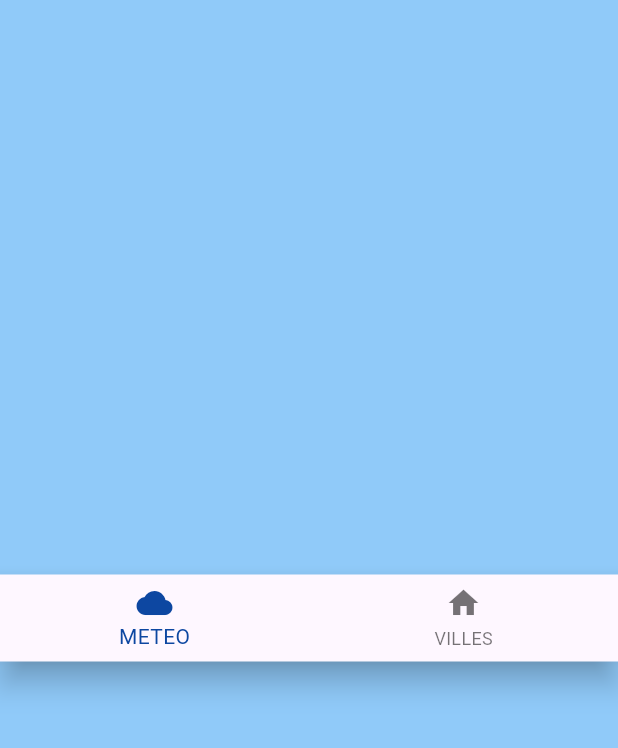
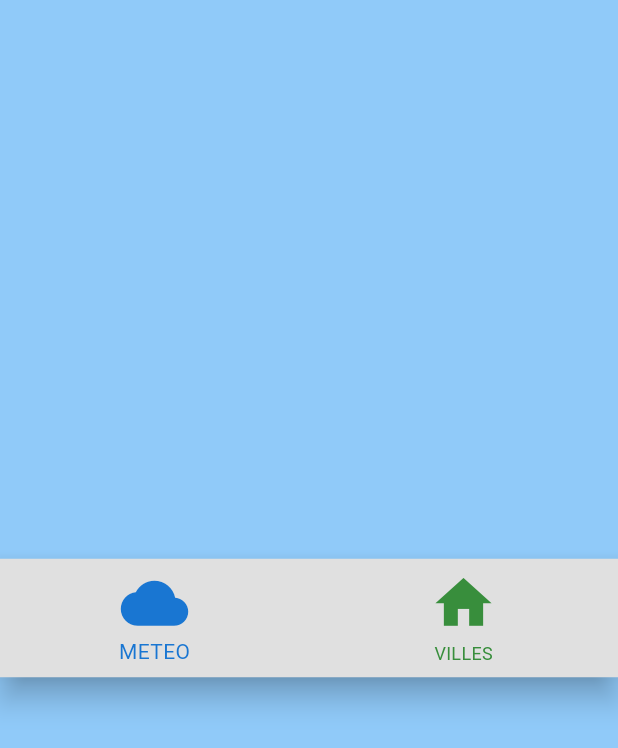
Before and after one commit to Wheenyny/applicationmeteogroupecbut2, a Flutter app: the screen it shows after launch, on a phone screen of 412 x 824 dp. Shown: the top 748 px of the screen. Run offline on Flutter 3.47's test engine with Material 3 defaults, Android fonts, the phone set to English and light mode, and no system bars.

Commit message:
Ajout de nouveau fichiers

```diff
--- a/lib/route/menu/menu_route.dart
+++ b/lib/route/menu/menu_route.dart
@@ -17,6 +17,10 @@ class MenuRoute extends StatelessWidget {
 
         children: [
           BottomNavigationBar(
+            backgroundColor: Colors.grey.shade300,
+            iconSize: 45,
+            fixedColor: Colors.blue.shade700,
+            unselectedItemColor: Colors.green.shade700,
             items: const <BottomNavigationBarItem>[
 
               BottomNavigationBarItem(
@@ -30,7 +34,7 @@ class MenuRoute extends StatelessWidget {
               ),
 
             ],
-              fixedColor: Colors.blue.shade900
+
 
           ),
 
```
